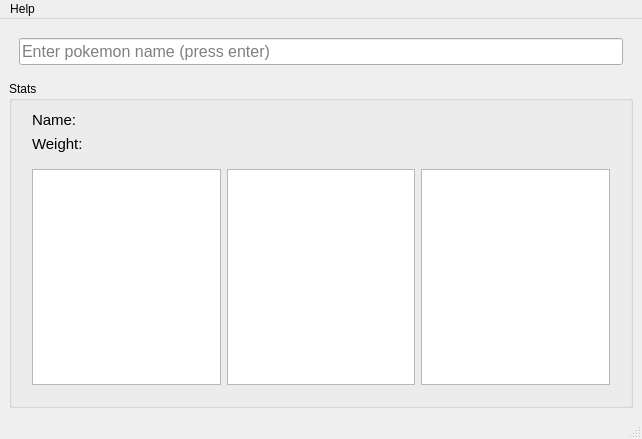
BrianHammond/Pokemon_REST_API_Getter, file main.ui: the form before one commit.
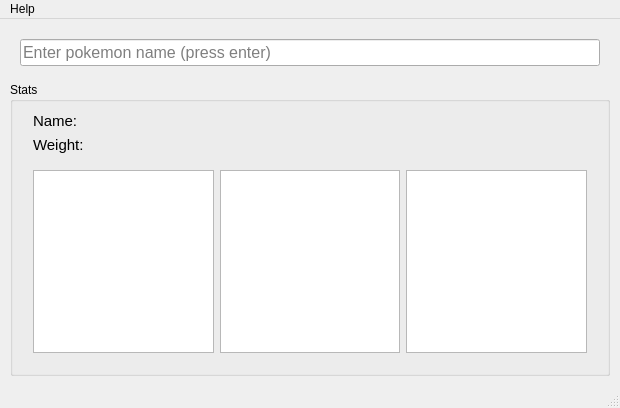
The form after the commit. Icons and pictures are not drawn.

Patch:
```diff
--- a/main.ui
+++ b/main.ui
@@ -6,8 +6,8 @@
    <rect>
     <x>0</x>
     <y>0</y>
-    <width>642</width>
-    <height>439</height>
+    <width>620</width>
+    <height>408</height>
    </rect>
   </property>
   <property name="windowTitle">
@@ -22,6 +22,18 @@
   </property>
   <widget class="QWidget" name="centralwidget">
    <layout class="QVBoxLayout" name="verticalLayout">
+    <property name="leftMargin">
+     <number>10</number>
+    </property>
+    <property name="topMargin">
+     <number>10</number>
+    </property>
+    <property name="rightMargin">
+     <number>10</number>
+    </property>
+    <property name="bottomMargin">
+     <number>10</number>
+    </property>
     <item>
      <layout class="QHBoxLayout" name="horizontalLayout_2" stretch="0">
       <property name="sizeConstraint">
@@ -241,7 +253,7 @@
     <rect>
      <x>0</x>
      <y>0</y>
-     <width>642</width>
+     <width>620</width>
      <height>22</height>
     </rect>
    </property>
```
